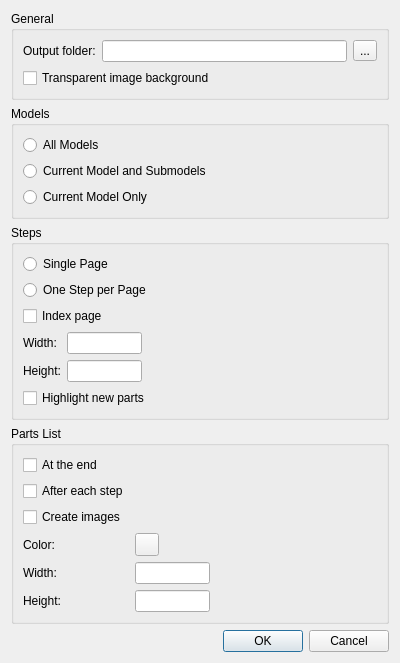
leozide/leocad, file qt/lc_qhtmldialog.ui: the form before one commit.
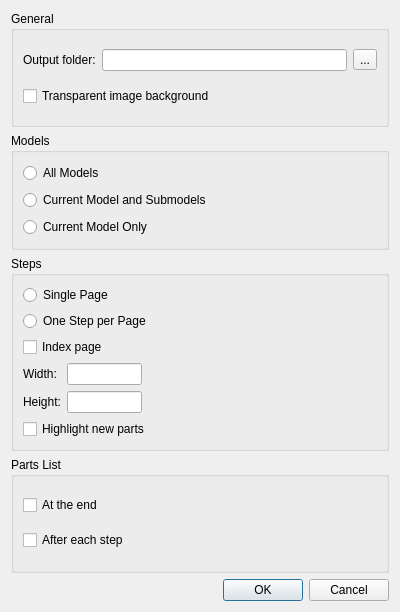
The form after the commit. Custom widgets are drawn as their Qt base class.

Commit message: Replaced HTML parts list with BOM style image.

```diff
--- a/qt/lc_qhtmldialog.ui
+++ b/qt/lc_qhtmldialog.ui
@@ -178,102 +178,21 @@
      <property name="title">
       <string>Parts List</string>
      </property>
-     <layout class="QFormLayout" name="formLayout">
-      <item row="5" column="0">
-       <widget class="QLabel" name="label_5">
-        <property name="text">
-         <string>Color:</string>
-        </property>
-        <property name="buddy">
-         <cstring>partColor</cstring>
-        </property>
-       </widget>
-      </item>
-      <item row="5" column="1">
-       <layout class="QHBoxLayout" name="horizontalLayout_2">
-        <item>
-         <widget class="lcQColorPicker" name="partColor">
-          <property name="text">
-           <string/>
-          </property>
-         </widget>
-        </item>
-        <item>
-         <spacer name="horizontalSpacer">
-          <property name="orientation">
-           <enum>Qt::Horizontal</enum>
-          </property>
-          <property name="sizeHint" stdset="0">
-           <size>
-            <width>40</width>
-            <height>20</height>
-           </size>
-          </property>
-         </spacer>
-        </item>
-       </layout>
-      </item>
-      <item row="6" column="0">
-       <widget class="QLabel" name="label_3">
-        <property name="text">
-         <string>Width:</string>
-        </property>
-        <property name="buddy">
-         <cstring>partImagesWidth</cstring>
-        </property>
-       </widget>
-      </item>
-      <item row="6" column="1">
-       <widget class="QLineEdit" name="partImagesWidth">
-        <property name="maximumSize">
-         <size>
-          <width>75</width>
-          <height>16777215</height>
-         </size>
-        </property>
-       </widget>
-      </item>
-      <item row="9" column="0">
-       <widget class="QLabel" name="label_4">
-        <property name="text">
-         <string>Height:</string>
-        </property>
-        <property name="buddy">
-         <cstring>partImagesHeight</cstring>
-        </property>
-       </widget>
-      </item>
-      <item row="9" column="1">
-       <widget class="QLineEdit" name="partImagesHeight">
-        <property name="maximumSize">
-         <size>
-          <width>75</width>
-          <height>16777215</height>
-         </size>
-        </property>
-       </widget>
-      </item>
-      <item row="3" column="0">
-       <widget class="QCheckBox" name="partsAfterEachStep">
-        <property name="text">
-         <string>After each step</string>
-        </property>
-       </widget>
-      </item>
-      <item row="4" column="0">
-       <widget class="QCheckBox" name="partImages">
-        <property name="text">
-         <string>Create images</string>
-        </property>
-       </widget>
-      </item>
-      <item row="2" column="0">
+     <layout class="QVBoxLayout" name="verticalLayout_4">
+      <item>
        <widget class="QCheckBox" name="partsAtTheEnd">
         <property name="text">
          <string>At the end</string>
         </property>
        </widget>
       </item>
+      <item>
+       <widget class="QCheckBox" name="partsAfterEachStep">
+        <property name="text">
+         <string>After each step</string>
+        </property>
+       </widget>
+      </item>
      </layout>
     </widget>
    </item>
@@ -289,13 +208,6 @@
    </item>
   </layout>
  </widget>
- <customwidgets>
-  <customwidget>
-   <class>lcQColorPicker</class>
-   <extends>QToolButton</extends>
-   <header>lc_qcolorpicker.h</header>
-  </customwidget>
- </customwidgets>
  <tabstops>
   <tabstop>outputFolder</tabstop>
   <tabstop>outputFolderBrowse</tabstop>
```
Left out of the diff: 4 changed lines with no effect on the pictures. The commit also changes 7 other files.
